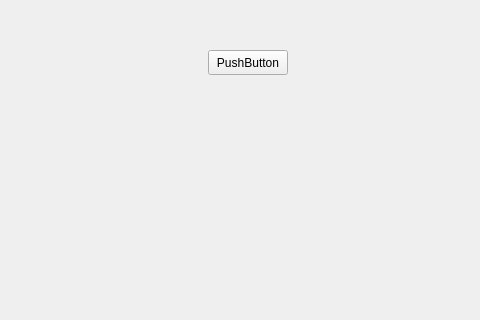
Qt form mainwindow.ui (jairLucas/Tetris) before a commit; both pictures show x 112 to 592 and y 0 to 320 of the 800 by 600 pixel window.
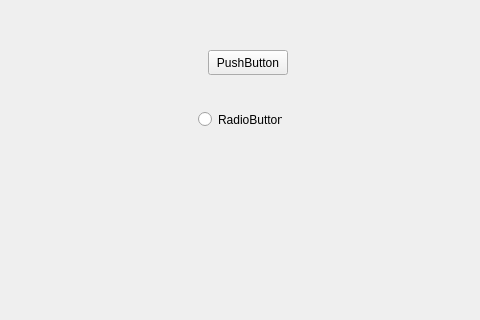
The same form after that commit.

Commit message: "Boton agregado"

```diff
--- a/mainwindow.ui
+++ b/mainwindow.ui
@@ -27,6 +27,19 @@
      <string>PushButton</string>
     </property>
    </widget>
+   <widget class="QRadioButton" name="radioButton">
+    <property name="geometry">
+     <rect>
+      <x>310</x>
+      <y>110</y>
+      <width>84</width>
+      <height>19</height>
+     </rect>
+    </property>
+    <property name="text">
+     <string>RadioButton</string>
+    </property>
+   </widget>
   </widget>
   <widget class="QMenuBar" name="menubar">
    <property name="geometry">
```
Left out of the diff: 2 changed lines with no effect on the pictures.
